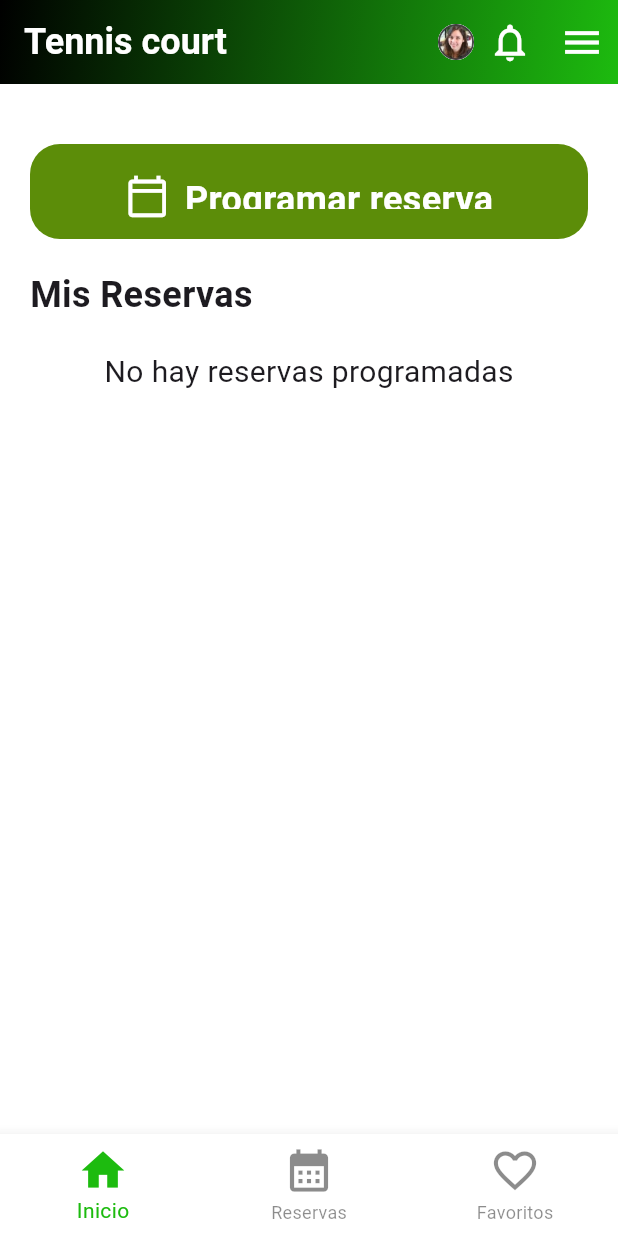
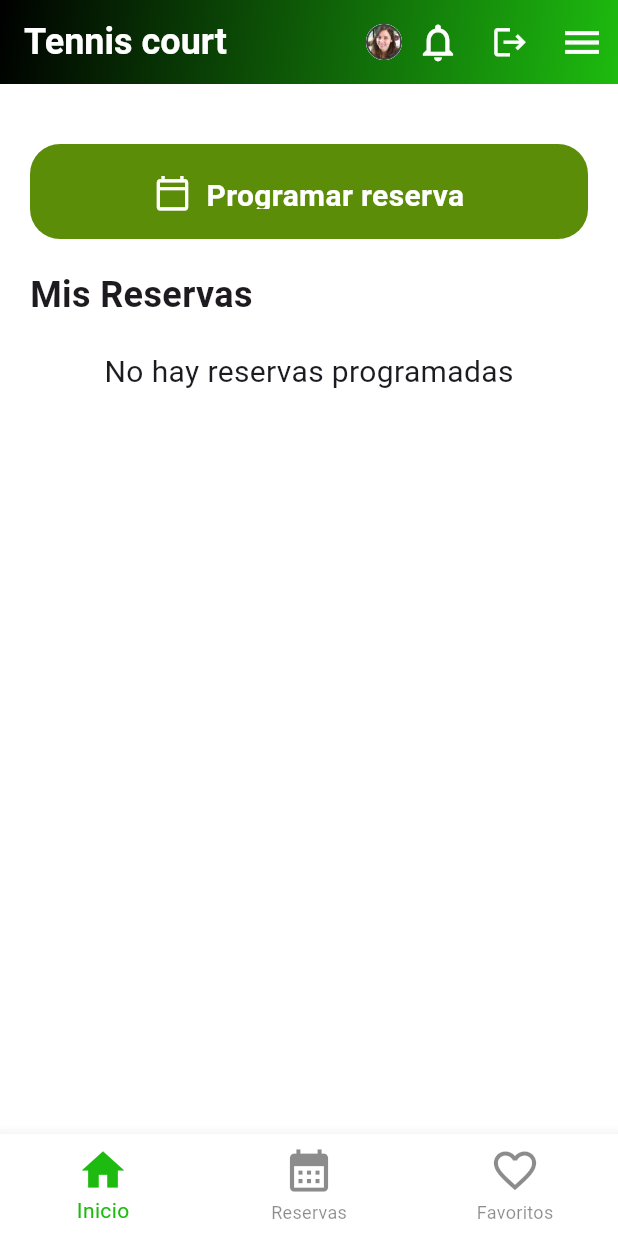
Before and after one commit to Mizael55/app_tenis_flutter, a Flutter app: the ReservesDoneScreen screen opened directly, on a phone screen of 412 x 824 dp. Run offline on Flutter 3.47's test engine with Material 3 defaults, Android fonts, the phone set to English and light mode, and no system bars; our stand-ins replace sqflite; accounts and stored records are empty.

Commit message:
log out bottom done

```diff
--- a/lib/screens/reserves_done_screen.dart
+++ b/lib/screens/reserves_done_screen.dart
@@ -35,13 +35,13 @@ class ReservesDoneScreen extends StatelessWidget {
                 Icon(
                   Icons.calendar_today_outlined,
                   color: Colors.white,
-                  size: 30,
+                  size: 25,
                 ),
                 SizedBox(width: 10),
                 Text(
                   'Programar reserva',
                   style: TextStyle(
-                    fontSize: 24,
+                    fontSize: 20,
                     fontWeight: FontWeight.bold,
                     color: Colors.white,
                   ),
--- a/lib/widgets/appbar_menu.dart
+++ b/lib/widgets/appbar_menu.dart
@@ -1,4 +1,6 @@
 import 'package:flutter/material.dart';
+
+import '../screens/screens.dart';
 
 class AppBarMenu extends StatelessWidget {
    const AppBarMenu({
@@ -39,6 +41,14 @@ class AppBarMenu extends StatelessWidget {
               size: 30, color: Colors.white),
           onPressed: () {},
         ),
+        // log out button
+        IconButton(
+          icon: const Icon(Icons.logout, size: 25, color: Colors.white),
+          onPressed: () {
+            Navigator.pushReplacement(context,
+              MaterialPageRoute(builder: (context) => const InitSessionScreen()));
+          },
+        ),
         IconButton(
           icon: const Icon(Icons.menu, size: 30, color: Colors.white),
           onPressed: () {},
```
